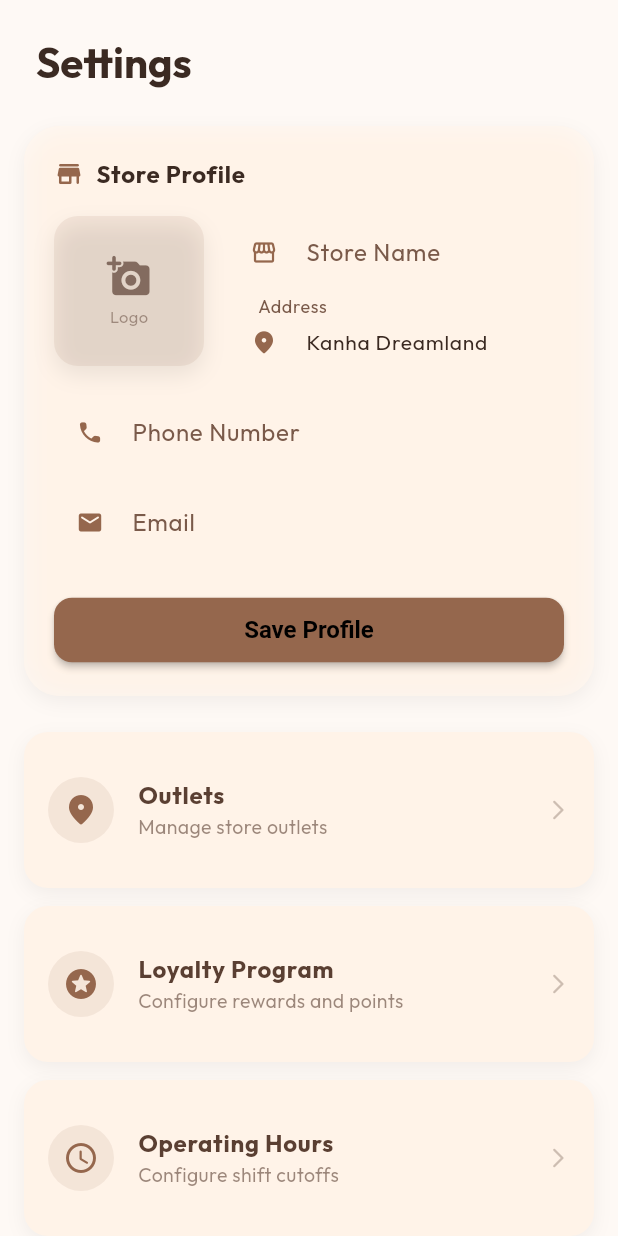
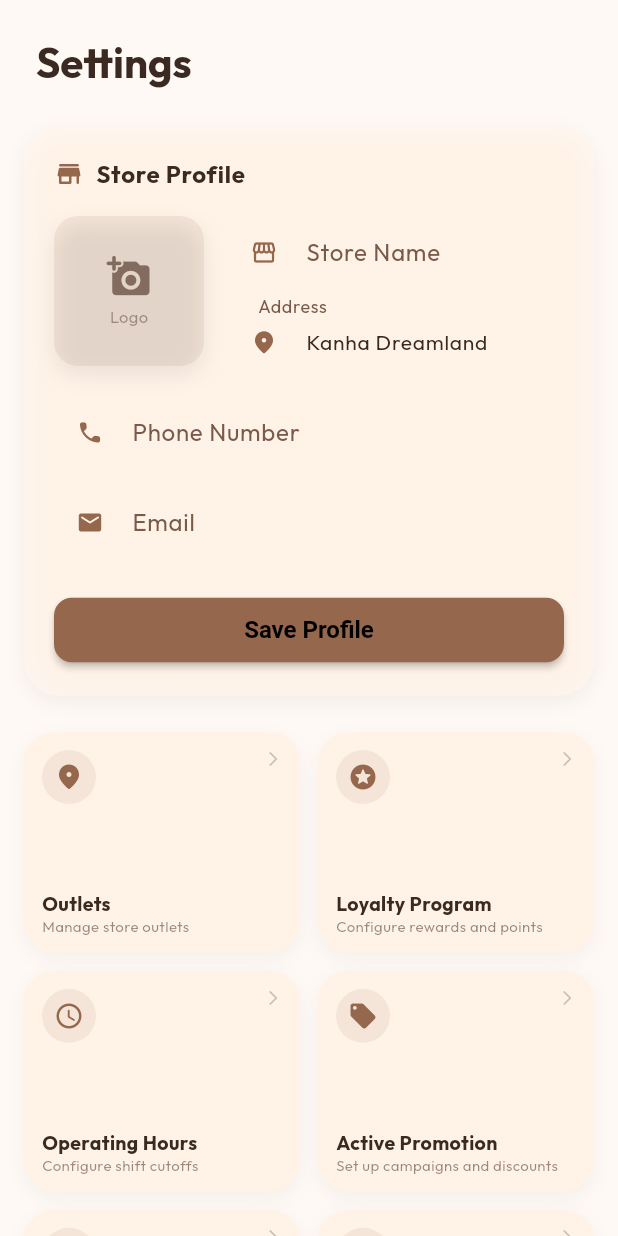
Before and after one commit to Animesh-86/BiteBox-Cafe-Billing-App, a Flutter app: the SettingsScreen screen opened directly, on a phone screen of 412 x 824 dp. Run offline on Flutter 3.47's test engine with Material 3 defaults, Android fonts, the phone set to English and light mode, and no system bars; our stand-ins replace cloud_firestore, device_info_plus, drift, file_picker, firebase_auth, firebase_core and 12 more; missing offline and left inert: blue_thermal_printer, esc_pos_utils_plus, excel; accounts and stored records are empty; generated files the repository leaves out were written again.

Commit message:
changed settings UI

```diff
--- a/Hangout Spot/lib/ui/screens/settings/settings_screen.dart
+++ b/Hangout Spot/lib/ui/screens/settings/settings_screen.dart
@@ -104,7 +104,7 @@ class _SettingsScreenState extends ConsumerState<SettingsScreen> {
     Navigator.of(context).push(MaterialPageRoute(builder: (context) => screen));
   }
 
-  Widget _buildNavTile(
+  Widget _buildNavGridItem(
     String title,
     IconData icon,
     String subtitle,
@@ -118,51 +118,139 @@ class _SettingsScreenState extends ConsumerState<SettingsScreen> {
         : theme.primaryColor.withOpacity(0.1);
 
     return Container(
-      margin: const EdgeInsets.only(bottom: 12),
       decoration: BoxDecoration(
         color: theme.colorScheme.surface,
-        borderRadius: BorderRadius.circular(16),
+        borderRadius: BorderRadius.circular(20),
         boxShadow: [
           BoxShadow(
-            color: Colors.black.withOpacity(0.05),
+            color: Colors.black.withOpacity(0.04),
             blurRadius: 10,
             offset: const Offset(0, 4),
           ),
         ],
       ),
-      child: ClipRRect(
-        borderRadius: BorderRadius.circular(16),
-        child: ListTile(
-          contentPadding: const EdgeInsets.all(16),
-          leading: Container(
-            padding: const EdgeInsets.all(10),
+      child: Material(
+        color: Colors.transparent,
+        child: InkWell(
+          onTap: () => _navigateTo(screen),
+          borderRadius: BorderRadius.circular(20),
+          child: Padding(
+            padding: const EdgeInsets.all(12),
+            child: Column(
+              crossAxisAlignment: CrossAxisAlignment.start,
+              mainAxisAlignment: MainAxisAlignment.spaceBetween,
+              children: [
+                // Top Row: Icon Container and Trailing Arrow
+                Row(
+                  mainAxisAlignment: MainAxisAlignment.spaceBetween,
+                  crossAxisAlignment: CrossAxisAlignment.start,
+                  children: [
+                    Container(
+                      padding: const EdgeInsets.all(8),
                       decoration: BoxDecoration(
                         color: iconBgColor,
                         shape: BoxShape.circle,
                       ),
-            child: Icon(icon, color: iconColor, size: 24),
+                      child: Icon(icon, color: iconColor, size: 20),
                     ),
-          title: Text(
+                    Icon(
+                      Icons.arrow_forward_ios_rounded,
+                      size: 12,
+                      color: theme.colorScheme.onSurface.withOpacity(0.3),
+                    ),
+                  ],
+                ),
+
+                // Bottom Row: Text Content
+                Column(
+                  crossAxisAlignment: CrossAxisAlignment.start,
+                  children: [
+                    Text(
                       title,
-            style: const TextStyle(fontWeight: FontWeight.bold, fontSize: 16),
+                      style: const TextStyle(
+                        fontWeight: FontWeight.bold,
+                        fontSize: 13,
+                        height: 1.1,
                       ),
-          subtitle: Text(
+                    ),
+                    const SizedBox(height: 2),
+                    Text(
                       subtitle,
+                      maxLines: 2,
+                      overflow: TextOverflow.ellipsis,
                       style: TextStyle(
                         color: theme.colorScheme.onSurface.withOpacity(0.6),
-              fontSize: 13,
+                        fontSize: 10,
+                        height: 1.2,
                       ),
                     ),
-          trailing: Icon(
-            Icons.arrow_forward_ios_rounded,
-            size: 16,
-            color: theme.colorScheme.onSurface.withOpacity(0.3),
+                  ],
                 ),
-          onTap: () => _navigateTo(screen),
+              ],
+            ),
+          ),
         ),
       ),
     );
   }
+
+  // Define the grid items config
+  final List<Map<String, dynamic>> _navigationItems = [
+    {
+      "title": "Outlets",
+      "icon": Icons.place_rounded,
+      "subtitle": "Manage store outlets",
+      "screen": const LocationsSettingsScreen(),
+    },
+    {
+      "title": "Loyalty Program",
+      "icon": Icons.stars_rounded,
+      "subtitle": "Configure rewards and points",
+      "screen": const LoyaltySettingsScreen(),
+    },
+    {
+      "title": "Operating Hours",
+      "icon": Icons.access_time_rounded,
+      "subtitle": "Configure shift cutoffs",
+      "screen": const OperatingHoursSettingsScreen(),
+    },
+    {
+      "title": "Active Promotion",
+      "icon": Icons.local_offer_rounded,
+      "subtitle": "Set up campaigns and discounts",
+      "screen": const PromoSettingsScreen(),
+    },
+    {
+      "title": "Receipt Config",
+      "icon": Icons.receipt_long_rounded,
+      "subtitle": "Customize printed receipts",
+      "screen": const ReceiptSettingsScreen(),
+    },
+    {
+      "title": "Cloud Backup",
+      "icon": Icons.cloud_sync_rounded,
+      "subtitle": "Sync data and restore",
+      "screen": const BackupSettingsScreen(),
+    },
+    {
+      "title": "Active Devices",
+      "icon": Icons.devices,
+      "subtitle": "Manage logged-in devices",
+      "screen": const ActiveSessionsScreen(),
+    },
+    {
+      "title": "Appearance",
+      "icon": Icons.palette_rounded,
+      "subtitle": "Change app theme",
+      "screen": const AppearanceSettingsScreen(),
+    },
+    {
+      "title": "Printer Settings",
+      "icon": Icons.print_rounded,
+      "subtitle": "Connect thermal printer",
+      "screen": const PrinterSettingsScreen(),
+    },
+  ];
 
   @override
   Widget build(BuildContext context) {
@@ -333,61 +421,27 @@ class _SettingsScreenState extends ConsumerState<SettingsScreen> {
                       ),
                       const SizedBox(height: 24),
 
-                      // Navigation Items
-                      _buildNavTile(
-                        "Outlets",
-                        Icons.place_rounded,
-                        "Manage store outlets",
-                        const LocationsSettingsScreen(),
+                      // Navigation Items Grid
+                      GridView.builder(
+                        physics: const NeverScrollableScrollPhysics(),
+                        shrinkWrap: true,
+                        gridDelegate:
+                            const SliverGridDelegateWithFixedCrossAxisCount(
+                              crossAxisCount: 2,
+                              crossAxisSpacing: 12,
+                              mainAxisSpacing: 12,
+                              childAspectRatio: 1.25,
                             ),
-                      _buildNavTile(
-                        "Loyalty Program",
-                        Icons.stars_rounded,
-                        "Configure rewards and points",
-                        const LoyaltySettingsScreen(),
-                      ),
-                      _buildNavTile(
-                        "Operating Hours",
-                        Icons.access_time_rounded,
-                        "Configure shift cutoffs",
-                        const OperatingHoursSettingsScreen(),
-                      ),
-                      _buildNavTile(
-                        "Active Promotion",
-                        Icons.local_offer_rounded,
-                        "Set up campaigns and discounts",
-                        const PromoSettingsScreen(),
-                      ),
-                      _buildNavTile(
-                        "Receipt Config",
-                        Icons.receipt_long_rounded,
-                        "Customize printed receipts",
-                        const ReceiptSettingsScreen(),
-                      ),
-                      _buildNavTile(
-                        "Cloud Backup",
-                        Icons.cloud_sync_rounded,
-                        "Sync data and restore",
-                        const BackupSettingsScreen(),
-                      ),
-                      _buildNavTile(
-                        "Active Devices",
-                        Icons.devices,
-                        "Manage logged-in devices",
-                        const ActiveSessionsScreen(),
-                      ),
-                      _buildNavTile(
-                        "Appearance",
-                        Icons.palette_rounded,
-                        "Change app theme",
-                        const AppearanceSettingsScreen(),
-                      ),
-
-                      _buildNavTile(
-                        "Printer Settings",
-                        Icons.print_rounded,
-                        "Connect thermal printer",
-                        const PrinterSettingsScreen(),
+                        itemCount: _navigationItems.length,
+                        itemBuilder: (context, index) {
+                          final item = _navigationItems[index];
+                          return _buildNavGridItem(
+                            item['title'] as String,
+                            item['icon'] as IconData,
+                            item['subtitle'] as String,
+                            item['screen'] as Widget,
+                          );
+                        },
                       ),
 
                       const SizedBox(height: 48),
```
Also changed, not shown: Hangout Spot/flutter_01.png (added), Hangout Spot/flutter_02.png (added), Hangout Spot/flutter_03.png (added). Lines whose indentation alone changed are shown as unchanged.
